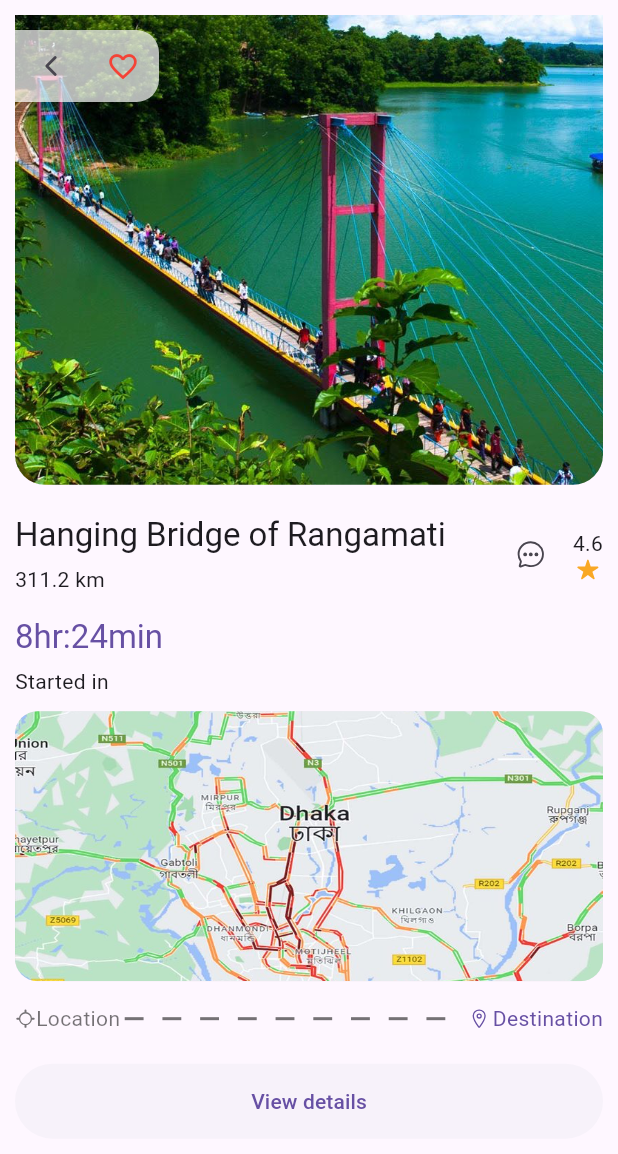
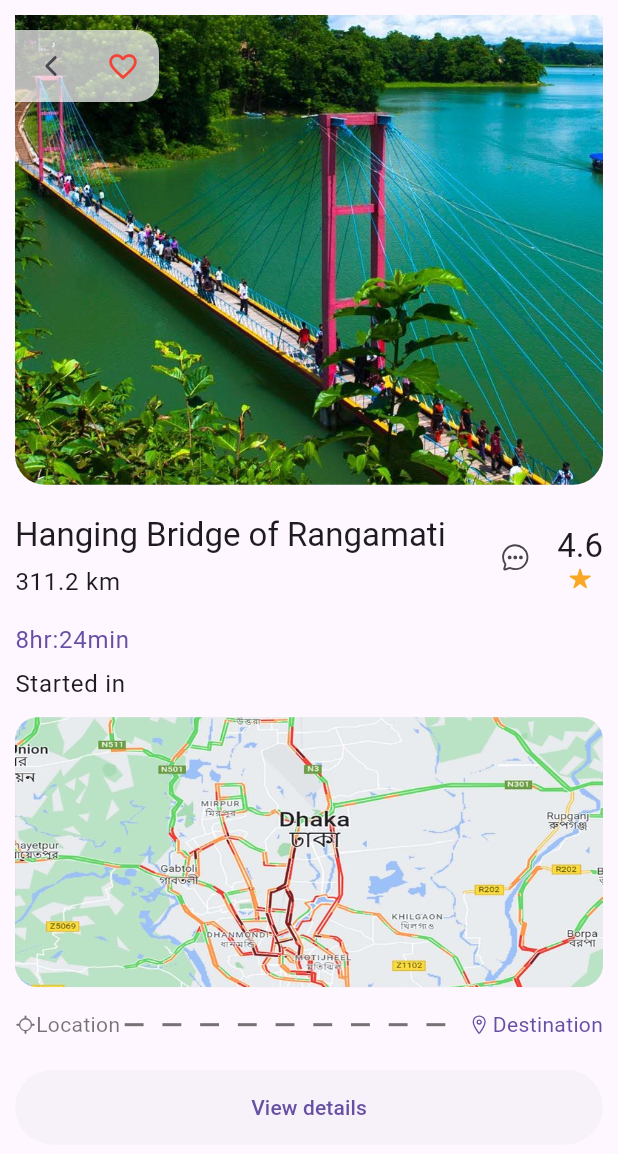
Before and after one commit to Subah-Zarin/Roamers_, a Flutter app: the TouristDetailsPage screen opened directly with sample values from the repository, on a phone screen of 412 x 824 dp. Shown: the top 1154 px of the screen. Run offline on Flutter 3.47's test engine with Material 3 defaults, Android fonts, the light colour scheme and no system bars; our stand-ins replace cloud_firestore, firebase_core, get, ionicons; accounts and stored records are empty.

Commit message:
editted tourist_details_page.dart

```diff
--- a/lib/pages/tourist_details_page.dart
+++ b/lib/pages/tourist_details_page.dart
@@ -99,12 +99,12 @@ class TouristDetailsPage extends StatelessWidget {
                   children: [
                     Text(
                       attraction.name,
-                      style: Theme.of(context).textTheme.headline6,
+                      style: Theme.of(context).textTheme.titleLarge,
                     ),
                     const SizedBox(height: 5),
                     Text(
                       "${attraction.distance.toStringAsFixed(1)} km",
-                      style: Theme.of(context).textTheme.bodyText2,
+                      style: Theme.of(context).textTheme.bodyLarge,
                     ),
                   ],
                 ),
@@ -122,7 +122,7 @@ class TouristDetailsPage extends StatelessWidget {
                   children: [
                     Text(
                       attraction.rating.toString(),
-                      style: Theme.of(context).textTheme.bodyText2,
+                      style: Theme.of(context).textTheme.titleLarge,
                     ),
                     Icon(
                       Ionicons.star,
@@ -143,14 +143,14 @@ class TouristDetailsPage extends StatelessWidget {
                   children: [
                     Text(
                       attraction.duration,
-                      style: Theme.of(context).textTheme.headline6!.copyWith(
+                      style: Theme.of(context).textTheme.bodyLarge!.copyWith(
                         color: Theme.of(context).colorScheme.primary,
                       ),
                     ),
                     const SizedBox(height: 5),
                     Text(
                       "Started in",
-                      style: Theme.of(context).textTheme.bodyText2,
+                      style: Theme.of(context).textTheme.bodyLarge,
                     ),
                   ],
                 ),
```
